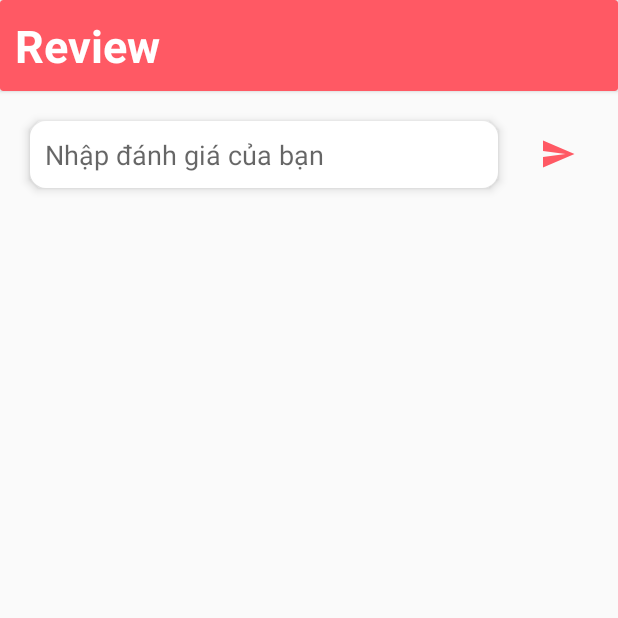
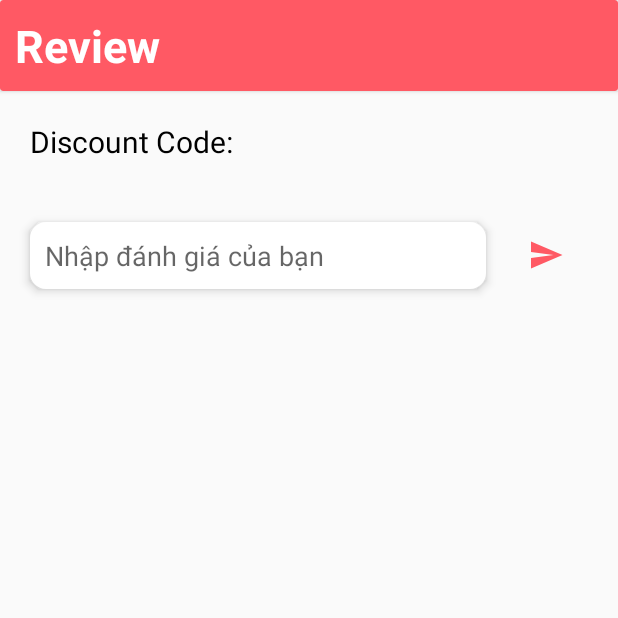
Before and after one commit to jerry-281003/MobileApp, an Android app: the ReviewBusinessActivity screen opened directly, with no data from a screen before it, on a phone screen of 412 x 824 dp, the top half of it. Run offline under Robolectric (Android 15) with nearby library versions, the phone set to English and light mode, and no system bars; our stand-ins replace Firebase (no records; nobody signed in at launch, a user with empty details on screens opened directly).

Commit message:
update discount

```diff
--- a/app/src/main/java/com/example/mobileapp/ReviewBusinessActivity.java
+++ b/app/src/main/java/com/example/mobileapp/ReviewBusinessActivity.java
@@ -13,8 +13,10 @@ import android.view.View;
 import android.widget.Button;
 import android.widget.EditText;
 import android.widget.ImageButton;
+import android.widget.TextView;
 
 import com.example.mobileapp.Model.BusinessModel;
+import com.example.mobileapp.Model.DiscountModel;
 import com.example.mobileapp.Model.OnItemClickListener;
 import com.example.mobileapp.Model.ReviewModel;
 import com.example.mobileapp.Model.UserModel;
@@ -28,6 +30,7 @@ import com.google.android.gms.tasks.Task;
 import com.google.firebase.database.DataSnapshot;
 import com.google.firebase.database.DatabaseError;
 import com.google.firebase.database.DatabaseReference;
+import com.google.firebase.database.Query;
 import com.google.firebase.database.ValueEventListener;
 import com.google.firebase.firestore.DocumentSnapshot;
 
@@ -43,7 +46,11 @@ public class ReviewBusinessActivity extends AppCompatActivity  {
     RecyclerView review_recycler_view;
     ReviewRecyclerAdapter reviewRecyclerAdapter;
     ArrayList<ReviewModel> reviewList;
+
     ReviewModel review;
+    TextView txtCode;
+
+
 
 
     @Override
@@ -54,16 +61,18 @@ public class ReviewBusinessActivity extends AppCompatActivity  {
         reviewInput=findViewById(R.id.review_input);
         sentReview=findViewById(R.id.sent_review);
         review_recycler_view=findViewById(R.id.review_recycler_view);
+        txtCode=findViewById(R.id.txtCode);
+
 
         Intent intent = getIntent();
         String BusinessId = intent.getStringExtra("BusinessId");
 
+        GetDiscountFromFirebase(BusinessId);
+
+
 
 
         reviewList =new ArrayList<>();
-
-
-
 
         setupReviewRecyclerView(BusinessId);
 
@@ -148,6 +157,30 @@ public class ReviewBusinessActivity extends AppCompatActivity  {
 
         });
     }
+    private void GetDiscountFromFirebase(String BusinessId) {
+        Query query = FirebaseUtil.databaseReference().child("Discount")
+                .orderByChild("BusinessId")
+                .equalTo(BusinessId);
+        query.addValueEventListener(new ValueEventListener() {
+
+        @Override
+            public void onDataChange(@NonNull DataSnapshot snapshot) {
+
+                for (DataSnapshot snapshot1 : snapshot.getChildren()) {
+                    DiscountModel discount = new DiscountModel();
+                    if (snapshot1.child("DiscoutCode").exists()) {
+                        discount.setDiscountCode(snapshot1.child("DiscoutCode").getValue().toString());
+                    }
+                   txtCode.setText(discount.getDiscountCode());
+                }
+
+            }
+            @Override
+            public void onCancelled(@NonNull DatabaseError error) {
+                // Handle database error if needed
+            }
+        });
+    }
 
     private void ClearAll() {
         reviewList.clear();
--- a/app/src/main/java/com/example/mobileapp/adapter/BusinessRecyclerAdapter.java
+++ b/app/src/main/java/com/example/mobileapp/adapter/BusinessRecyclerAdapter.java
@@ -45,7 +45,7 @@ public class BusinessRecyclerAdapter extends RecyclerView.Adapter<BusinessRecycl
 
     @Override
     public void onBindViewHolder(@NonNull BusinessRecyclerAdapter.ViewHolder holder, int position) {
-        holder.txtDescription.setText(businessList.get(position).getBusinessId());
+        holder.txtDescription.setText(businessList.get(position).getDescription());
         holder.txtNameBusiness.setText(businessList.get(position).getBusinessName());
         holder.txtPhoneBusiness.setText(businessList.get(position).getPhone());
         holder.txtAddressBusiness.setText(businessList.get(position).getAddress());
--- a/app/src/main/res/layout/activity_review_business.xml
+++ b/app/src/main/res/layout/activity_review_business.xml
@@ -28,9 +28,41 @@
                 android:layout_margin="10dp" />
 
 
+
         </LinearLayout>
 
     </androidx.cardview.widget.CardView>
+    <RelativeLayout
+        android:id="@+id/discount_layout"
+        android:layout_width="match_parent"
+        android:layout_height="wrap_content"
+        android:layout_marginStart="10dp"
+        android:layout_marginTop="10dp"
+        android:layout_marginEnd="10dp"
+        android:layout_marginBottom="10dp">
+
+        <TextView
+            android:id="@+id/txtDiscount"
+            android:layout_width="wrap_content"
+            android:layout_height="wrap_content"
+            android:layout_marginStart="10dp"
+            android:layout_marginTop="10dp"
+            android:layout_marginEnd="10dp"
+            android:layout_marginBottom="10dp"
+            android:text="Discount Code:"
+            android:textColor="@color/black"
+            android:textSize="20sp" />
+        <TextView
+            android:id="@+id/txtCode"
+            android:layout_width="wrap_content"
+            android:layout_height="wrap_content"
+            android:text=""
+            android:textColor="@color/black"
+            android:textSize="20sp"
+            android:layout_margin="10dp"
+            android:layout_toRightOf="@+id/txtDiscount"/>
+    </RelativeLayout>
+
     <RelativeLayout
         android:id="@+id/sent_review_layout"
         android:layout_width="match_parent"
@@ -38,7 +70,8 @@
         android:layout_marginStart="10dp"
         android:layout_marginTop="10dp"
         android:layout_marginEnd="10dp"
-        android:layout_marginBottom="10dp">
+        android:layout_marginBottom="10dp"
+        >
 
         <EditText
             android:id="@+id/review_input"
@@ -52,7 +85,8 @@
             android:background="@drawable/edit_text_rounded_corner"
             android:elevation="4dp"
             android:hint="Nhập đánh giá của bạn"
-            android:padding="10dp" />
+            android:padding="10dp"
+           />
 
         <ImageButton
             android:id="@+id/sent_review"
@@ -62,10 +96,9 @@
             android:layout_centerVertical="true"
             android:layout_marginStart="10dp"
             android:layout_marginTop="10dp"
-            android:layout_marginEnd="10dp"
+            android:layout_marginEnd="18dp"
             android:layout_marginBottom="10dp"
             android:background="?attr/selectableItemBackgroundBorderless"
-            android:padding="4dp"
             android:src="@drawable/icon_send"
             app:tint="@color/my_primary" />
 
```
Also changed, not shown: app/src/main/java/com/example/mobileapp/Model/DiscountModel.java (added, +31 -0 lines).
